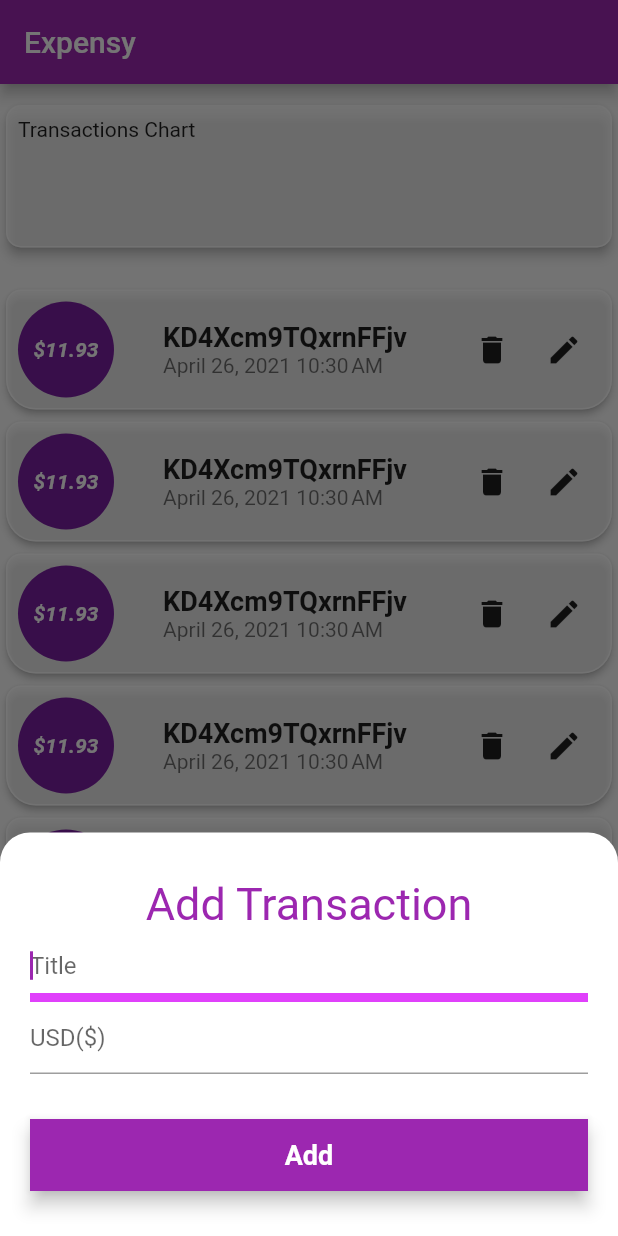
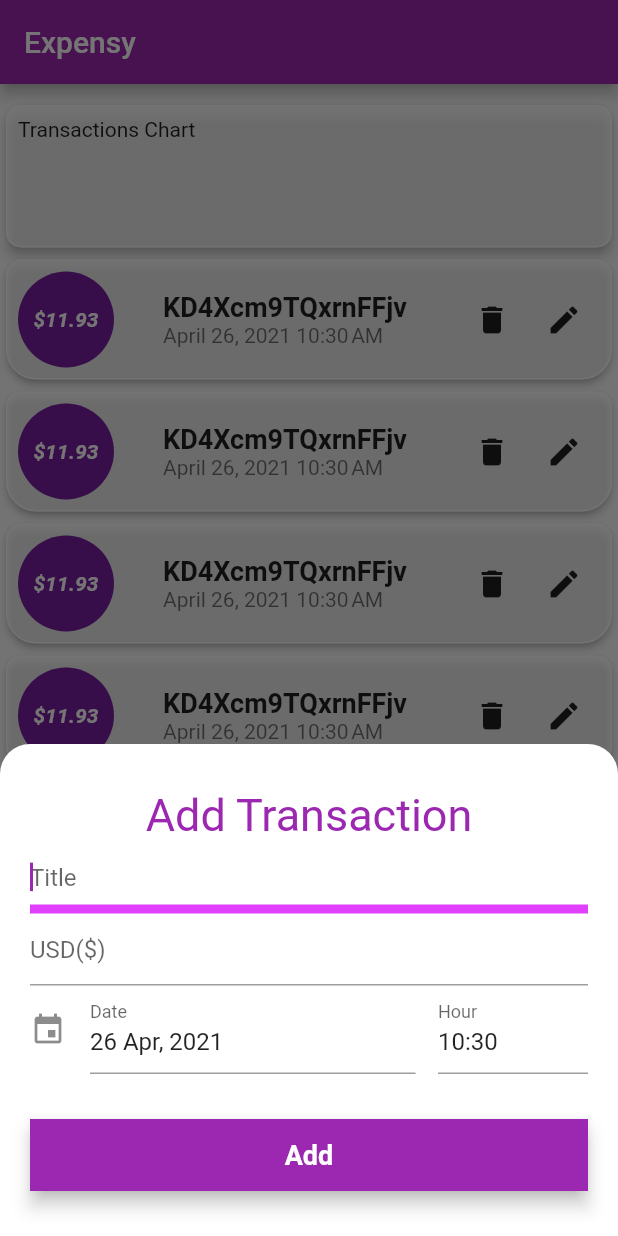
Before and after one commit to reymillenium/expensy_flutter, a Flutter app: the screen it shows after launch, after a tap on the "add" icon, on a phone screen of 412 x 824 dp. Run offline on Flutter 3.47's test engine with Material 2 defaults, Android fonts, the phone set to English and light mode, and no system bars; drawn by our look-alikes of date_time_picker; our stand-ins replace currency_text_input_formatter.

Commit message:
Added the date_time_picker package. Implemented athe addition of the executionDate into the saved Transaction

```diff
--- a/lib/components/transactions_list.dart
+++ b/lib/components/transactions_list.dart
@@ -38,7 +38,7 @@ class TransactionsList extends StatelessWidget {
     // );
 
     return ListView.builder(
-      padding: const EdgeInsets.only(left: 0, top: 20, right: 0),
+      padding: const EdgeInsets.only(left: 0, top: 0, right: 0),
       controller: _listViewScrollController,
       itemBuilder: (context, index) {
         return TransactionTile(
--- a/lib/screens/add_transaction_screen.dart
+++ b/lib/screens/add_transaction_screen.dart
@@ -4,6 +4,7 @@ import 'package:flutter/material.dart';
 import 'dart:math'; // Allows to use: random
 import 'dart:convert'; // Allows to use: base64UrlEncode
 import 'package:intl/intl.dart'; // Allows to use: DateFormat
+import 'package:date_time_picker/date_time_picker.dart';
 
 // Screens:
 
@@ -112,6 +113,35 @@ class AddTransactionScreen extends StatelessWidget {
                 },
               ),
 
+              // DateTime picker
+              DateTimePicker(
+                type: DateTimePickerType.dateTimeSeparate,
+                dateMask: 'd MMM, yyyy',
+                initialValue: DateTime.now().toString(),
+                firstDate: DateTime(2000),
+                lastDate: DateTime(2100),
+                icon: Icon(Icons.event),
+                dateLabelText: 'Date',
+                timeLabelText: "Hour",
+                selectableDayPredicate: (date) {
+                  // Disable weekend days to select from the calendar
+                  // if (date.weekday == 6 || date.weekday == 7) {
+                  //   return false;
+                  // }
+
+                  return true;
+                },
+                onChanged: (val) {
+                  print('onChanged $val');
+                  executionDate = DateTime.parse(val);
+                },
+                validator: (val) {
+                  print(val);
+                  return null;
+                },
+                // onSaved: (val) => print(val),
+              ),
+
               // Add button:
               Padding(
                 padding: EdgeInsets.symmetric(vertical: 30.0),
--- a/pubspec.yaml
+++ b/pubspec.yaml
@@ -31,6 +31,8 @@ dependencies:
   intl: ^0.17.0
   uuid: ^3.0.4
   currency_text_input_formatter: ^2.0.1
+  date_time_picker: ^2.0.0
+
 
 dev_dependencies:
   flutter_test:
```
Also changed, not shown: pubspec.lock.
